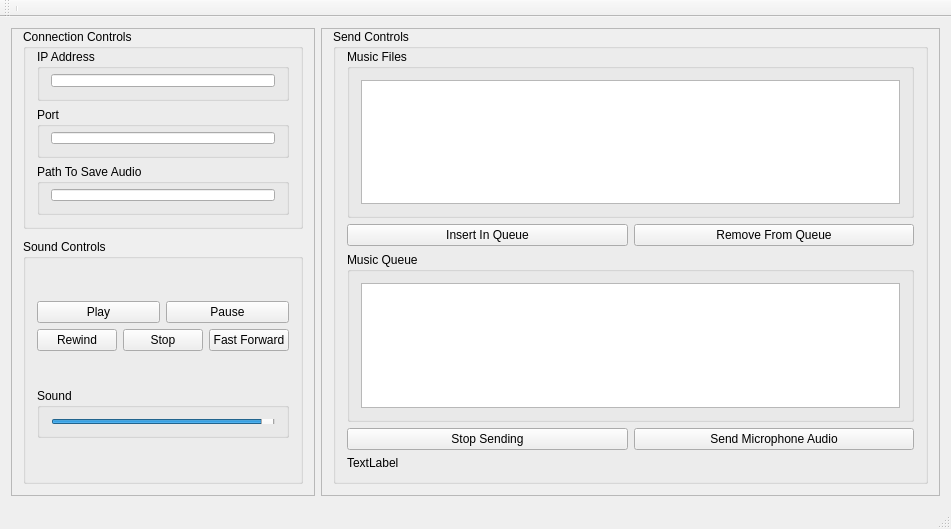
Old version of the form UI/multiserver.ui in the repository JaegarSarauer/CommAudio.
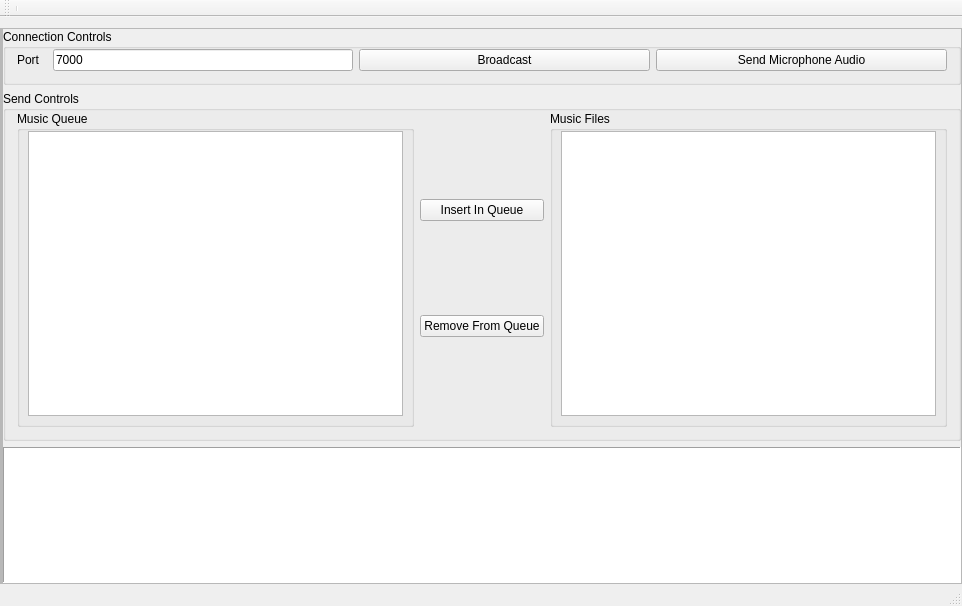
New version of the form.

```diff
--- a/UI/multiserver.ui
+++ b/UI/multiserver.ui
@@ -6,18 +6,33 @@
    <rect>
     <x>0</x>
     <y>0</y>
-    <width>951</width>
-    <height>529</height>
+    <width>962</width>
+    <height>606</height>
    </rect>
   </property>
   <property name="windowTitle">
-   <string>Peer To Peer</string>
+   <string>Multicast Server</string>
   </property>
   <widget class="QWidget" name="centralWidget">
    <layout class="QHBoxLayout" name="horizontalLayout_3">
+    <property name="spacing">
+     <number>0</number>
+    </property>
+    <property name="leftMargin">
+     <number>0</number>
+    </property>
+    <property name="rightMargin">
+     <number>0</number>
+    </property>
+    <property name="bottomMargin">
+     <number>0</number>
+    </property>
     <item>
      <widget class="QWidget" name="widget" native="true">
       <layout class="QHBoxLayout" name="horizontalLayout_5" stretch="0,100">
+       <property name="spacing">
+        <number>0</number>
+       </property>
        <property name="leftMargin">
         <number>0</number>
        </property>
@@ -32,200 +47,48 @@
        </property>
        <item>
         <widget class="QFrame" name="frame_2">
-         <property name="frameShape">
-          <enum>QFrame::StyledPanel</enum>
-         </property>
-         <property name="frameShadow">
-          <enum>QFrame::Raised</enum>
-         </property>
-         <layout class="QVBoxLayout" name="verticalLayout_14" stretch="0">
+         <layout class="QVBoxLayout" name="verticalLayout_15">
+          <property name="spacing">
+           <number>0</number>
+          </property>
+          <property name="leftMargin">
+           <number>0</number>
+          </property>
           <property name="topMargin">
            <number>0</number>
           </property>
+          <property name="rightMargin">
+           <number>0</number>
+          </property>
+          <property name="bottomMargin">
+           <number>0</number>
+          </property>
           <item>
-           <layout class="QVBoxLayout" name="verticalLayout_12" stretch="0,0">
-            <property name="spacing">
-             <number>10</number>
+           <widget class="QFrame" name="frame_3">
+            <property name="frameShape">
+             <enum>QFrame::StyledPanel</enum>
             </property>
-            <item>
-             <layout class="QVBoxLayout" name="verticalLayout_7">
-              <item>
-               <widget class="QGroupBox" name="groupBox_6">
-                <property name="maximumSize">
-                 <size>
-                  <width>16777215</width>
-                  <height>200</height>
-                 </size>
-                </property>
-                <property name="layoutDirection">
-                 <enum>Qt::LeftToRight</enum>
-                </property>
-                <property name="title">
-                 <string>Connection Controls</string>
-                </property>
-                <property name="alignment">
-                 <set>Qt::AlignLeading|Qt::AlignLeft|Qt::AlignTop</set>
-                </property>
-                <layout class="QVBoxLayout" name="verticalLayout_10">
-                 <property name="topMargin">
-                  <number>0</number>
-                 </property>
-                 <item>
-                  <widget class="QGroupBox" name="groupBox_7">
-                   <property name="maximumSize">
-                    <size>
-                     <width>16777215</width>
-                     <height>60</height>
-                    </size>
-                   </property>
-                   <property name="title">
-                    <string>IP Address</string>
-                   </property>
-                   <layout class="QVBoxLayout" name="verticalLayout_8">
-                    <property name="topMargin">
-                     <number>5</number>
-                    </property>
-                    <item>
-                     <widget class="QLineEdit" name="lineEdit"/>
-                    </item>
-                   </layout>
-                  </widget>
-                 </item>
-                 <item>
-                  <widget class="QGroupBox" name="groupBox_8">
-                   <property name="maximumSize">
-                    <size>
-                     <width>16777215</width>
-                     <height>60</height>
-                    </size>
-                   </property>
-                   <property name="title">
-                    <string>Port</string>
-                   </property>
-                   <layout class="QVBoxLayout" name="verticalLayout_9">
-                    <property name="topMargin">
-                     <number>5</number>
-                    </property>
-                    <item>
-                     <widget class="QLineEdit" name="lineEdit_2"/>
-                    </item>
-                   </layout>
-                  </widget>
-                 </item>
-                 <item>
-                  <widget class="QGroupBox" name="groupBox_9">
-                   <property name="title">
-                    <string>Path To Save Audio</string>
-                   </property>
-                   <layout class="QVBoxLayout" name="verticalLayout_11">
-                    <property name="topMargin">
-                     <number>5</number>
-                    </property>
-                    <item>
-                     <widget class="QLineEdit" name="lineEdit_3"/>
-                    </item>
-                   </layout>
-                  </widget>
-                 </item>
-                </layout>
-               </widget>
-              </item>
-             </layout>
-            </item>
-            <item>
-             <widget class="QGroupBox" name="groupBox_4">
-              <property name="maximumSize">
-               <size>
-                <width>16777215</width>
-                <height>16777215</height>
-               </size>
-              </property>
-              <property name="title">
-               <string>Sound Controls</string>
-              </property>
-              <layout class="QVBoxLayout" name="verticalLayout_5">
-               <item>
-                <layout class="QGridLayout" name="gridLayout_2">
-                 <item row="1" column="0">
-                  <layout class="QHBoxLayout" name="horizontalLayout_4">
-                   <item>
-                    <widget class="QPushButton" name="pushButton">
-                     <property name="text">
-                      <string>Rewind</string>
-                     </property>
-                    </widget>
-                   </item>
-                   <item>
-                    <widget class="QPushButton" name="buttonStopAudio">
-                     <property name="text">
-                      <string>Stop</string>
-                     </property>
-                    </widget>
-                   </item>
-                   <item>
-                    <widget class="QPushButton" name="pushButton_5">
-                     <property name="text">
-                      <string>Fast Forward</string>
-                     </property>
-                    </widget>
-                   </item>
-                  </layout>
-                 </item>
-                 <item row="0" column="0">
-                  <layout class="QHBoxLayout" name="horizontalLayout_2">
-                   <item>
-                    <widget class="QPushButton" name="pushButton_4">
-                     <property name="text">
-                      <string>Play</string>
-                     </property>
-                    </widget>
-                   </item>
-                   <item>
-                    <widget class="QPushButton" name="buttonPauseAudio">
-                     <property name="text">
-                      <string>Pause</string>
-                     </property>
-                    </widget>
-                   </item>
-                  </layout>
-                 </item>
-                </layout>
-               </item>
-               <item>
-                <widget class="QGroupBox" name="groupBox_5">
-                 <property name="maximumSize">
-                  <size>
-                   <width>16777215</width>
-                   <height>50</height>
-                  </size>
-                 </property>
-                 <property name="title">
-                  <string>Sound</string>
-                 </property>
-                 <layout class="QVBoxLayout" name="verticalLayout_6">
-                  <item>
-                   <widget class="QSlider" name="sliderSound">
-                    <property name="maximum">
-                     <number>100</number>
-                    </property>
-                    <property name="pageStep">
-                     <number>1</number>
-                    </property>
-                    <property name="value">
-                     <number>100</number>
-                    </property>
-                    <property name="orientation">
-                     <enum>Qt::Horizontal</enum>
-                    </property>
-                   </widget>
-                  </item>
-                 </layout>
-                </widget>
-               </item>
-              </layout>
-             </widget>
-            </item>
-           </layout>
+            <property name="frameShadow">
+             <enum>QFrame::Raised</enum>
+            </property>
+            <layout class="QVBoxLayout" name="verticalLayout_7">
+             <property name="spacing">
+              <number>0</number>
+             </property>
+             <property name="leftMargin">
+              <number>0</number>
+             </property>
+             <property name="topMargin">
+              <number>0</number>
+             </property>
+             <property name="rightMargin">
+              <number>0</number>
+             </property>
+             <property name="bottomMargin">
+              <number>0</number>
+             </property>
+            </layout>
+           </widget>
           </item>
          </layout>
         </widget>
@@ -239,56 +102,121 @@
           <enum>QFrame::Raised</enum>
          </property>
          <layout class="QVBoxLayout" name="verticalLayout_13">
+          <property name="leftMargin">
+           <number>0</number>
+          </property>
           <property name="topMargin">
            <number>0</number>
           </property>
+          <property name="rightMargin">
+           <number>0</number>
+          </property>
+          <property name="bottomMargin">
+           <number>0</number>
+          </property>
           <item>
            <layout class="QVBoxLayout" name="verticalLayout_3">
+            <item>
+             <widget class="QGroupBox" name="groupBox_6">
+              <property name="maximumSize">
+               <size>
+                <width>16777215</width>
+                <height>250</height>
+               </size>
+              </property>
+              <property name="layoutDirection">
+               <enum>Qt::LeftToRight</enum>
+              </property>
+              <property name="title">
+               <string>Connection Controls</string>
+              </property>
+              <property name="alignment">
+               <set>Qt::AlignLeading|Qt::AlignLeft|Qt::AlignTop</set>
+              </property>
+              <layout class="QHBoxLayout" name="horizontalLayout_4">
+               <property name="topMargin">
+                <number>0</number>
+               </property>
+               <item>
+                <widget class="QLabel" name="label">
+                 <property name="maximumSize">
+                  <size>
+                   <width>30</width>
+                   <height>16777215</height>
+                  </size>
+                 </property>
+                 <property name="text">
+                  <string>Port</string>
+                 </property>
+                </widget>
+               </item>
+               <item>
+                <widget class="QLineEdit" name="linePort">
+                 <property name="maximumSize">
+                  <size>
+                   <width>300</width>
+                   <height>16777215</height>
+                  </size>
+                 </property>
+                 <property name="text">
+                  <string>7000</string>
+                 </property>
+                </widget>
+               </item>
+               <item>
+                <layout class="QHBoxLayout" name="horizontalLayout_9">
+                 <item>
+                  <widget class="QPushButton" name="buttonConnect">
+                   <property name="text">
+                    <string>Broadcast</string>
+                   </property>
+                  </widget>
+                 </item>
+                 <item>
+                  <widget class="QPushButton" name="SendMicrophone">
+                   <property name="text">
+                    <string>Send Microphone Audio</string>
+                   </property>
+                  </widget>
+                 </item>
+                </layout>
+               </item>
+              </layout>
+             </widget>
+            </item>
             <item>
              <widget class="QGroupBox" name="groupBox_3">
+              <property name="minimumSize">
+               <size>
+                <width>0</width>
+                <height>350</height>
+               </size>
+              </property>
               <property name="title">
                <string>Send Controls</string>
               </property>
-              <layout class="QVBoxLayout" name="verticalLayout_4">
+              <layout class="QHBoxLayout" name="horizontalLayout_2">
                <property name="topMargin">
                 <number>0</number>
                </property>
-               <item>
-                <widget class="QGroupBox" name="groupBox_2">
-                 <property name="title">
-                  <string>Music Files</string>
-                 </property>
-                 <layout class="QVBoxLayout" name="verticalLayout_2">
-                  <item>
-                   <widget class="QListWidget" name="listMusicFiles"/>
-                  </item>
-                 </layout>
-                </widget>
-               </item>
-               <item>
-                <layout class="QHBoxLayout" name="horizontalLayout">
-                 <item>
-                  <widget class="QPushButton" name="QueueAddButton">
-                   <property name="text">
-                    <string>Insert In Queue</string>
-                   </property>
-                  </widget>
-                 </item>
-                 <item>
-                  <widget class="QPushButton" name="QueueRemoveButton">
-                   <property name="text">
-                    <string>Remove From Queue</string>
-                   </property>
-                  </widget>
-                 </item>
-                </layout>
-               </item>
                <item>
                 <widget class="QGroupBox" name="groupBox">
                  <property name="title">
                   <string>Music Queue</string>
                  </property>
                  <layout class="QVBoxLayout" name="verticalLayout">
+                  <property name="leftMargin">
+                   <number>8</number>
+                  </property>
+                  <property name="topMargin">
+                   <number>0</number>
+                  </property>
+                  <property name="rightMargin">
+                   <number>8</number>
+                  </property>
+                  <property name="bottomMargin">
+                   <number>8</number>
+                  </property>
                   <item>
                    <widget class="QListWidget" name="listQueueFiles"/>
                   </item>
@@ -296,33 +224,60 @@
                 </widget>
                </item>
                <item>
-                <layout class="QHBoxLayout" name="horizontalLayout_6">
+                <layout class="QVBoxLayout" name="verticalLayout_4">
                  <item>
-                  <widget class="QPushButton" name="StopSendingButton">
+                  <widget class="QPushButton" name="QueueAddButton">
                    <property name="text">
-                    <string>Stop Sending</string>
+                    <string>Insert In Queue</string>
                    </property>
                   </widget>
                  </item>
                  <item>
-                  <widget class="QPushButton" name="pushButton_6">
+                  <widget class="QPushButton" name="QueueRemoveButton">
                    <property name="text">
-                    <string>Send Microphone Audio</string>
+                    <string>Remove From Queue</string>
                    </property>
                   </widget>
                  </item>
                 </layout>
                </item>
                <item>
-                <widget class="QLabel" name="playingStatusBar">
-                 <property name="text">
-                  <string>TextLabel</string>
+                <widget class="QGroupBox" name="groupBox_2">
+                 <property name="title">
+                  <string>Music Files</string>
                  </property>
+                 <layout class="QVBoxLayout" name="verticalLayout_2">
+                  <property name="leftMargin">
+                   <number>8</number>
+                  </property>
+                  <property name="topMargin">
+                   <number>0</number>
+                  </property>
+                  <property name="rightMargin">
+                   <number>8</number>
+                  </property>
+                  <property name="bottomMargin">
+                   <number>8</number>
+                  </property>
+                  <item>
+                   <widget class="QListWidget" name="listMusicFiles"/>
+                  </item>
+                 </layout>
                 </widget>
                </item>
               </layout>
              </widget>
             </item>
+            <item>
+             <widget class="QListWidget" name="StatusBar">
+              <property name="autoFillBackground">
+               <bool>false</bool>
+              </property>
+              <property name="frameShape">
+               <enum>QFrame::Panel</enum>
+              </property>
+             </widget>
+            </item>
            </layout>
           </item>
          </layout>
@@ -338,7 +293,7 @@
     <rect>
      <x>0</x>
      <y>0</y>
-     <width>951</width>
+     <width>962</width>
      <height>26</height>
     </rect>
    </property>
```
